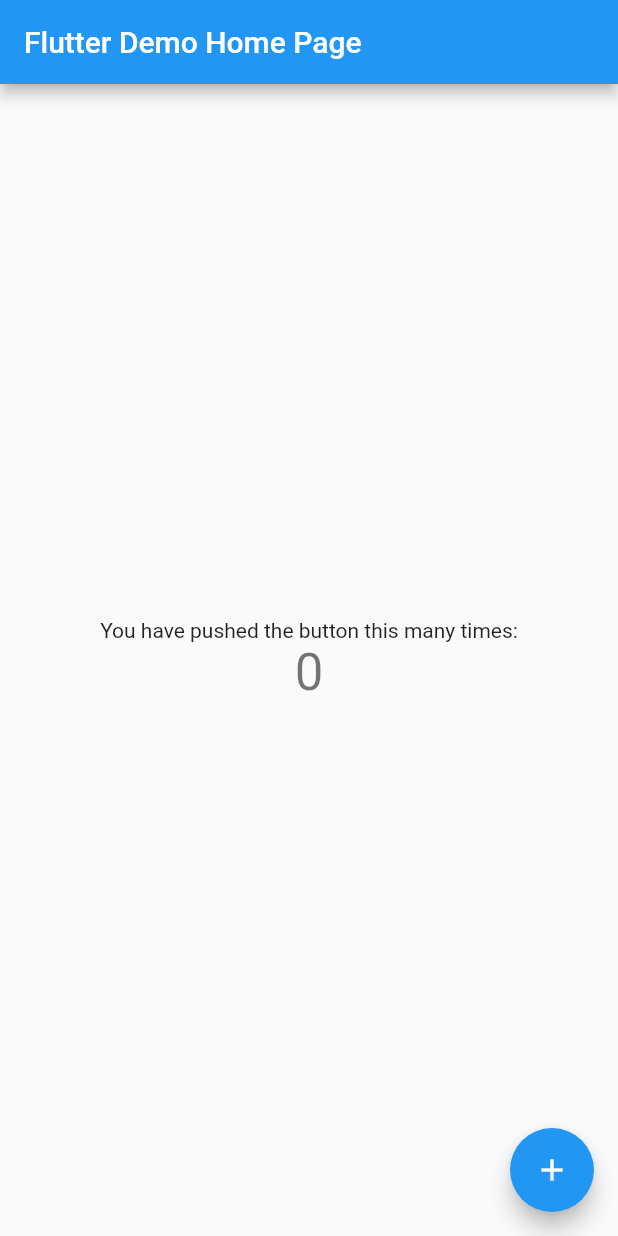
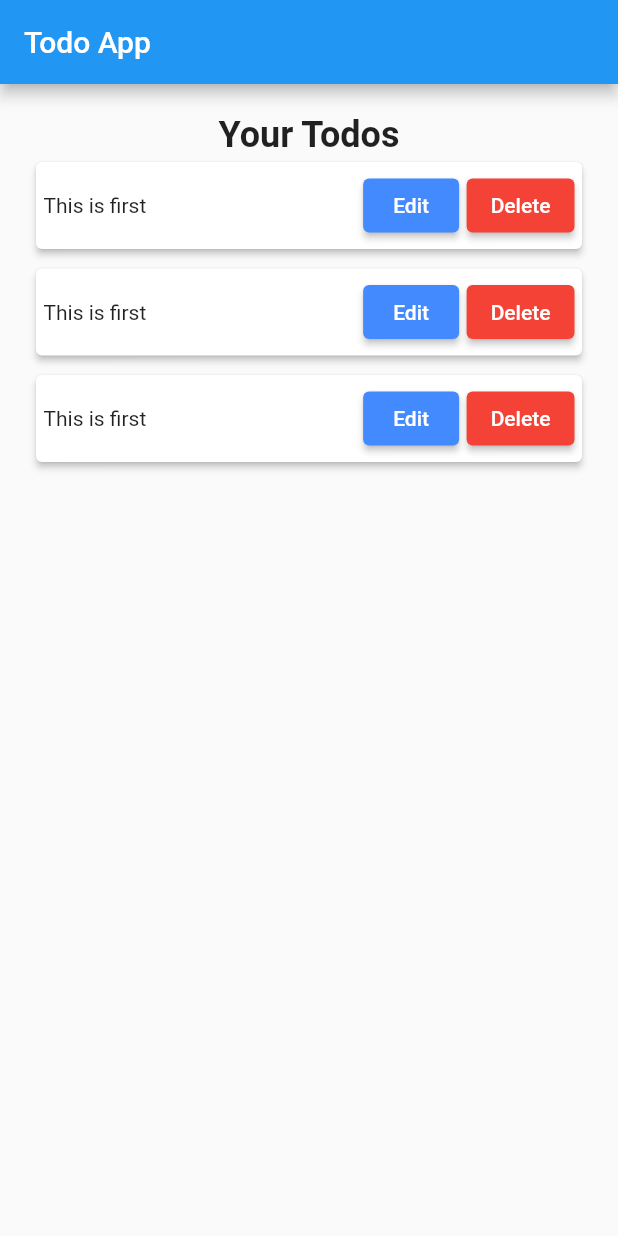
Before and after one commit to waleedrehman31/TodoApp, a Flutter app: the screen it shows after launch, on a phone screen of 412 x 824 dp. Run offline on Flutter 3.47's test engine with Material 2 defaults, Android fonts, the phone set to English and light mode, and no system bars.

Commit message:
Adding client and Home Screen

```diff
--- a/client/lib/main.dart
+++ b/client/lib/main.dart
@@ -1,4 +1,5 @@
 import 'package:flutter/material.dart';
+import 'package:client/screens/home.dart';
 
 void main() {
   runApp(const MyApp());
@@ -7,109 +8,10 @@ void main() {
 class MyApp extends StatelessWidget {
   const MyApp({Key? key}) : super(key: key);
 
-  // This widget is the root of your application.
   @override
   Widget build(BuildContext context) {
     return MaterialApp(
-      title: 'Flutter Demo',
-      theme: ThemeData(
-        // This is the theme of your application.
-        //
-        // Try running your application with "flutter run". You'll see the
-        // application has a blue toolbar. Then, without quitting the app, try
-        // changing the primarySwatch below to Colors.green and then invoke
-        // "hot reload" (press "r" in the console where you ran "flutter run",
-        // or simply save your changes to "hot reload" in a Flutter IDE).
-        // Notice that the counter didn't reset back to zero; the application
-        // is not restarted.
-        primarySwatch: Colors.blue,
-      ),
-      home: const MyHomePage(title: 'Flutter Demo Home Page'),
+      home: const Home(),
     );
   }
 }
-
-class MyHomePage extends StatefulWidget {
-  const MyHomePage({Key? key, required this.title}) : super(key: key);
-
-  // This widget is the home page of your application. It is stateful, meaning
-  // that it has a State object (defined below) that contains fields that affect
-  // how it looks.
-
-  // This class is the configuration for the state. It holds the values (in this
-  // case the title) provided by the parent (in this case the App widget) and
-  // used by the build method of the State. Fields in a Widget subclass are
-  // always marked "final".
-
-  final String title;
-
-  @override
-  State<MyHomePage> createState() => _MyHomePageState();
-}
-
-class _MyHomePageState extends State<MyHomePage> {
-  int _counter = 0;
-
-  void _incrementCounter() {
-    setState(() {
-      // This call to setState tells the Flutter framework that something has
-      // changed in this State, which causes it to rerun the build method below
-      // so that the display can reflect the updated values. If we changed
-      // _counter without calling setState(), then the build method would not be
-      // called again, and so nothing would appear to happen.
-      _counter++;
-    });
-  }
-
-  @override
-  Widget build(BuildContext context) {
-    // This method is rerun every time setState is called, for instance as done
-    // by the _incrementCounter method above.
-    //
-    // The Flutter framework has been optimized to make rerunning build methods
-    // fast, so that you can just rebuild anything that needs updating rather
-    // than having to individually change instances of widgets.
-    return Scaffold(
-      appBar: AppBar(
-        // Here we take the value from the MyHomePage object that was created by
-        // the App.build method, and use it to set our appbar title.
-        title: Text(widget.title),
-      ),
-      body: Center(
-        // Center is a layout widget. It takes a single child and positions it
-        // in the middle of the parent.
-        child: Column(
-          // Column is also a layout widget. It takes a list of children and
-          // arranges them vertically. By default, it sizes itself to fit its
-          // children horizontally, and tries to be as tall as its parent.
-          //
-          // Invoke "debug painting" (press "p" in the console, choose the
-          // "Toggle Debug Paint" action from the Flutter Inspector in Android
-          // Studio, or the "Toggle Debug Paint" command in Visual Studio Code)
-          // to see the wireframe for each widget.
-          //
-          // Column has various properties to control how it sizes itself and
-          // how it positions its children. Here we use mainAxisAlignment to
-          // center the children vertically; the main axis here is the vertical
-          // axis because Columns are vertical (the cross axis would be
-          // horizontal).
-          mainAxisAlignment: MainAxisAlignment.center,
-          children: <Widget>[
-            const Text(
-              'You have pushed the button this many times:',
-            ),
-            Text(
-              '$_counter',
-              style: Theme.of(context).textTheme.headline4,
-            ),
-          ],
-        ),
-      ),
-      floatingActionButton: FloatingActionButton(
-        onPressed: _incrementCounter,
-        tooltip: 'Increment',
-        child: const Icon(Icons.add),
-      ), // This trailing comma makes auto-formatting nicer for build methods.
-    );
-  }
-}
--- /dev/null
+++ b/client/lib/model/todo-model.dart
@@ -0,0 +1,47 @@
+// To parse this JSON data, do
+//
+//     final todos = todosFromJson(jsonString);
+
+import 'dart:convert';
+
+List<Todos> todosFromJson(String str) =>
+    List<Todos>.from(json.decode(str).map((x) => Todos.fromJson(x)));
+
+String todosToJson(List<Todos> data) =>
+    json.encode(List<dynamic>.from(data.map((x) => x.toJson())));
+
+class Todos {
+  Todos({
+    required this.id,
+    required this.todo,
+    required this.isCompelte,
+    required this.createdAt,
+    required this.updatedAt,
+    required this.v,
+  });
+
+  String id;
+  String todo;
+  bool isCompelte;
+  DateTime createdAt;
+  DateTime updatedAt;
+  int v;
+
+  factory Todos.fromJson(Map<String, dynamic> json) => Todos(
+        id: json["_id"],
+        todo: json["todo"],
+        isCompelte: json["isCompelte"],
+        createdAt: DateTime.parse(json["createdAt"]),
+        updatedAt: DateTime.parse(json["updatedAt"]),
+        v: json["__v"],
+      );
+
+  Map<String, dynamic> toJson() => {
+        "_id": id,
+        "todo": todo,
+        "isCompelte": isCompelte,
+        "createdAt": createdAt.toIso8601String(),
+        "updatedAt": updatedAt.toIso8601String(),
+        "__v": v,
+      };
+}
--- /dev/null
+++ b/client/lib/screens/home.dart
@@ -0,0 +1,83 @@
+// ignore_for_file: library_private_types_in_public_api, avoid_unnecessary_containers
+
+import 'package:flutter/material.dart';
+
+class Home extends StatefulWidget {
+  const Home({Key? key}) : super(key: key);
+
+  @override
+  _HomeState createState() => _HomeState();
+}
+
+class _HomeState extends State<Home> {
+  @override
+  Widget build(BuildContext context) {
+    return Scaffold(
+      appBar: AppBar(
+        title: const Text("Todo App"),
+      ),
+      body: Container(
+        padding: const EdgeInsets.all(20),
+        child: Column(
+          children: [
+            const Center(
+              child: Text(
+                "Your Todos",
+                style: TextStyle(fontSize: 24, fontWeight: FontWeight.bold),
+              ),
+            ),
+            card(),
+            const SizedBox(
+              height: 5,
+            ),
+            card(),
+            const SizedBox(
+              height: 5,
+            ),
+            card(),
+          ],
+        ),
+      ),
+    );
+  }
+
+  Card card() {
+    return Card(
+      elevation: 2.0,
+      shadowColor: Colors.black,
+      child: Padding(
+        padding: const EdgeInsets.all(5.0),
+        child: Row(
+          mainAxisAlignment: MainAxisAlignment.spaceBetween,
+          children: [
+            const Text("This is first"),
+            Row(
+              mainAxisAlignment: MainAxisAlignment.spaceAround,
+              children: [
+                ElevatedButton(
+                  style: ElevatedButton.styleFrom(
+                    primary: Colors.blueAccent, // background
+                    onPrimary: Colors.white, // foreground
+                  ),
+                  onPressed: () => print("Button pressed"),
+                  child: const Text('Edit'),
+                ),
+                const SizedBox(
+                  width: 5,
+                ),
+                ElevatedButton(
+                  style: ElevatedButton.styleFrom(
+                    primary: Colors.red, // background
+                    onPrimary: Colors.white, // foreground
+                  ),
+                  onPressed: () => print("Button pressed"),
+                  child: const Text('Delete'),
+                ),
+              ],
+            ),
+          ],
+        ),
+      ),
+    );
+  }
+}
--- a/client/pubspec.yaml
+++ b/client/pubspec.yaml
@@ -3,7 +3,7 @@ description: A new Flutter project.
 
 # The following line prevents the package from being accidentally published to
 # pub.dev using `flutter pub publish`. This is preferred for private packages.
-publish_to: 'none' # Remove this line if you wish to publish to pub.dev
+publish_to: "none" # Remove this line if you wish to publish to pub.dev
 
 # The following defines the version and build number for your application.
 # A version number is three numbers separated by dots, like 1.2.43
@@ -29,7 +29,7 @@ environment:
 dependencies:
   flutter:
     sdk: flutter
-
+  http: ^0.13.5
 
   # The following adds the Cupertino Icons font to your application.
   # Use with the CupertinoIcons class for iOS style icons.
@@ -51,7 +51,6 @@ dev_dependencies:
 
 # The following section is specific to Flutter packages.
 flutter:
-
   # The following line ensures that the Material Icons font is
   # included with your application, so that you can use the icons in
   # the material Icons class.
```
Also changed, not shown: client/pubspec.lock.
